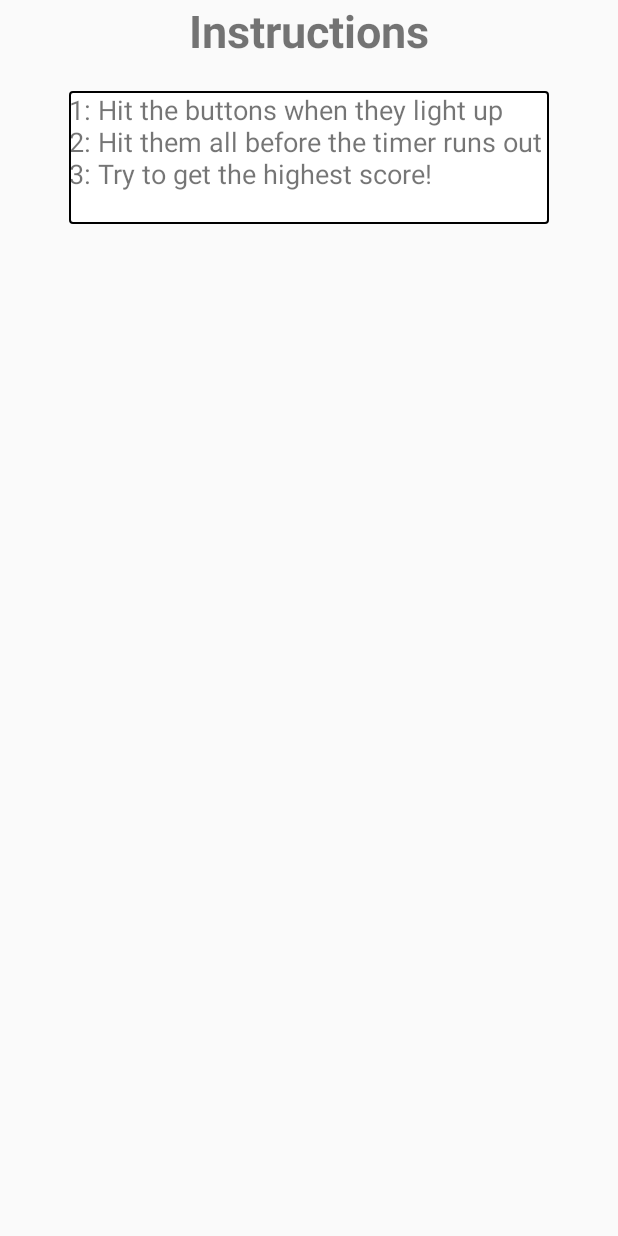
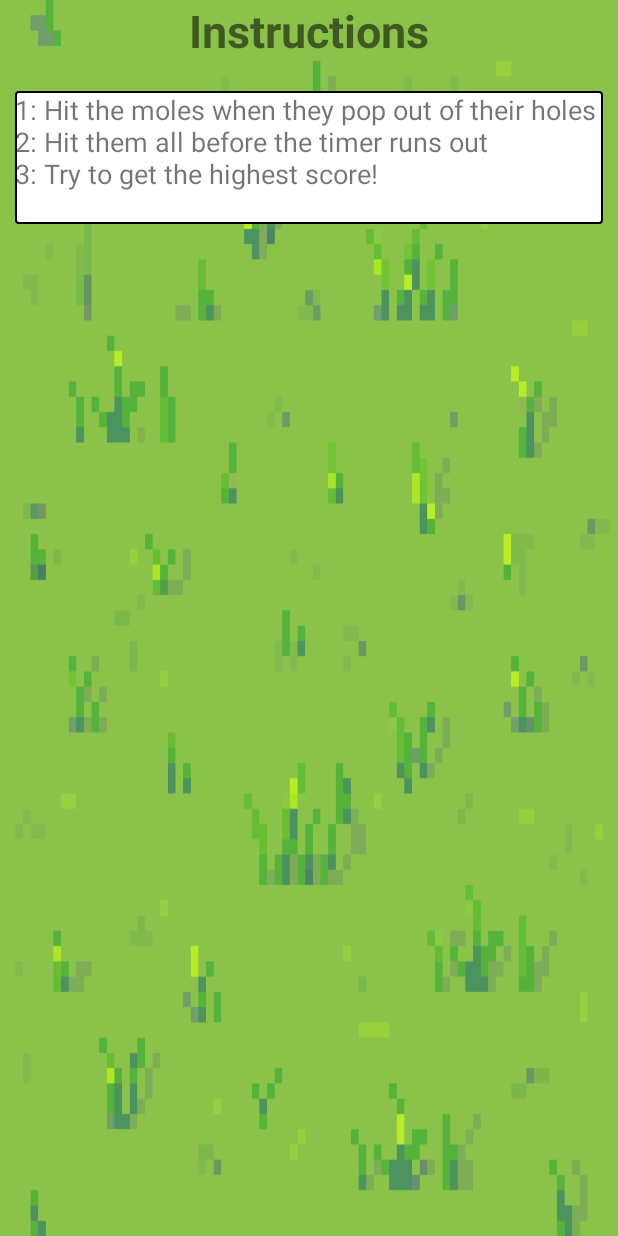
Before and after one commit to Kob3Payn3/CSCI3660Project, an Android app: the HelpInstructionsActivity screen opened directly, with no data from a screen before it, on a phone screen of 412 x 824 dp. Run offline under Robolectric (Android 15) with nearby library versions, the phone set to English and light mode, and no system bars.

Commit message:
changed text in instruction activity_help_instructions.xml, added pixel background in activity_help_instructions.xml

```diff
--- a/app/src/main/res/layout/activity_help_instructions.xml
+++ b/app/src/main/res/layout/activity_help_instructions.xml
@@ -9,7 +9,8 @@
     <LinearLayout
         android:layout_width="match_parent"
         android:layout_height="match_parent"
-        android:orientation="vertical">
+        android:orientation="vertical"
+        android:background="@drawable/pixelsprite">
 
         <!--The instructions text header-->
         <TextView
--- a/app/src/main/res/values/strings.xml
+++ b/app/src/main/res/values/strings.xml
@@ -6,7 +6,7 @@
     <string name="instructions_header">Instructions</string>
     <string name="timer_options_button">Timer</string>
     <string name="instructions_text">
-        1: Hit the buttons when they light up
+        1: Hit the moles when they pop out of their holes
         \n2: Hit them all before the timer runs out
         \n3: Try to get the highest score!\n</string>
 </resources>
```
